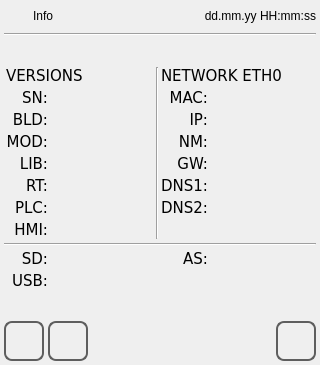
Before: the Qt Designer form qt_library/ATCMsystem/info.ui in MECTsrl/mect_plugins, drawn with Qt 5.
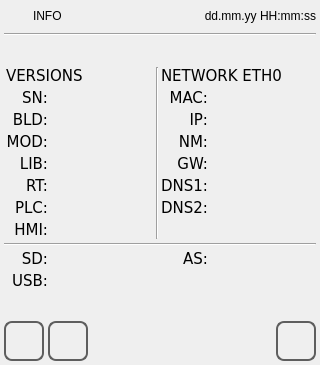
After: the same form once the commit is applied. Icons and pictures are not drawn.

```diff
--- a/qt_library/ATCMsystem/info.ui
+++ b/qt_library/ATCMsystem/info.ui
@@ -81,7 +81,7 @@
         <enum>Qt::NoFocus</enum>
        </property>
        <property name="text">
-        <string>Info</string>
+        <string>INFO</string>
        </property>
       </widget>
      </item>
```
